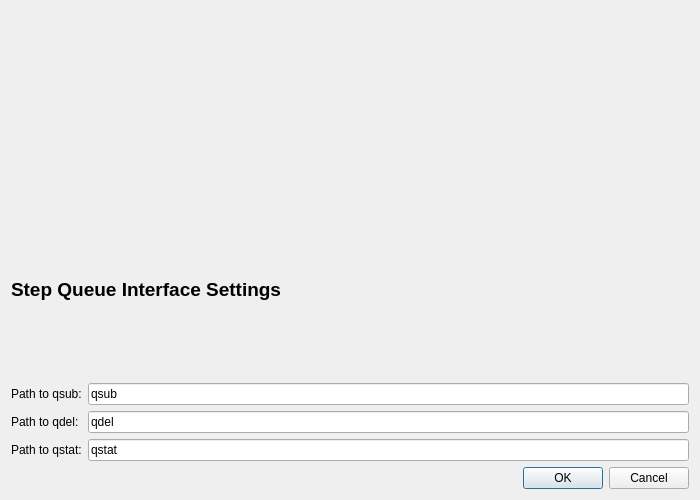
Before: the Qt Designer form src/globalsearch/queueinterfaces/pbsdialog.ui in xtalopt/XtalOpt, drawn with Qt 5.
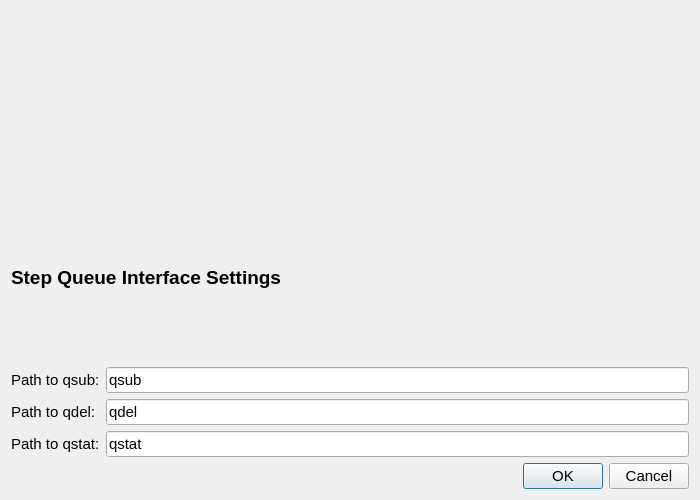
After: the same form once the commit is applied. Custom widgets are drawn as their Qt base class.

Patch:
```diff
--- a/src/globalsearch/queueinterfaces/pbsdialog.ui
+++ b/src/globalsearch/queueinterfaces/pbsdialog.ui
@@ -16,6 +16,11 @@
     <verstretch>0</verstretch>
    </sizepolicy>
   </property>
+  <property name="font">
+   <font>
+    <pointsize>11</pointsize>
+   </font>
+  </property>
   <property name="windowTitle">
    <string>PBS Queue Configuration</string>
   </property>
```
Left out of the diff: 2 changed lines with no effect on the pictures.
